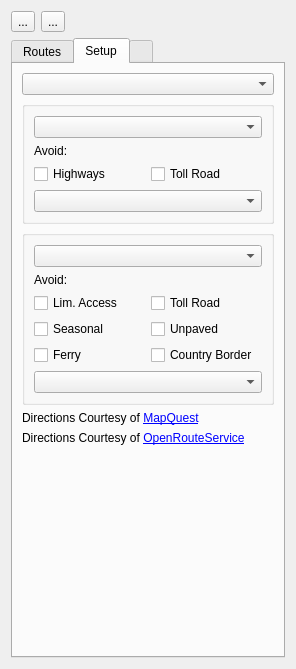
Qt form src/IRouteToolWidget.ui (ntruchsess/QLandkarteGT) before a commit.
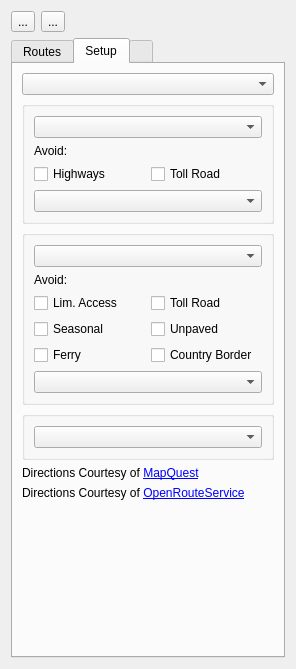
The same form after that commit.

Commit message: add support for route-calculation by brouter

```diff
--- a/src/IRouteToolWidget.ui
+++ b/src/IRouteToolWidget.ui
@@ -219,6 +219,18 @@
          </layout>
         </widget>
        </item>
+       <item>
+        <widget class="QGroupBox" name="groupBR">
+         <property name="title">
+          <string/>
+         </property>
+         <layout class="QVBoxLayout" name="verticalLayout_7">
+          <item>
+           <widget class="QComboBox" name="comboBRPreference"/>
+          </item>
+         </layout>
+        </widget>
+       </item>
        <item>
         <widget class="QLabel" name="labelCopyrightMapQuest">
          <property name="text">
```
The commit also changes 5 other files.
